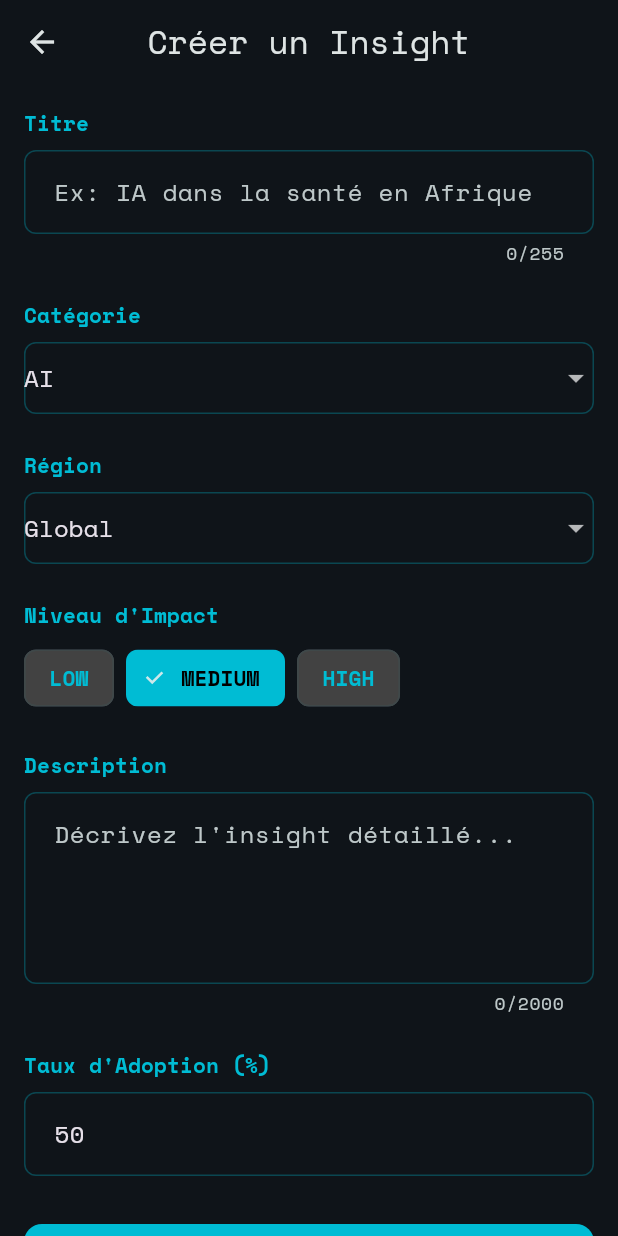
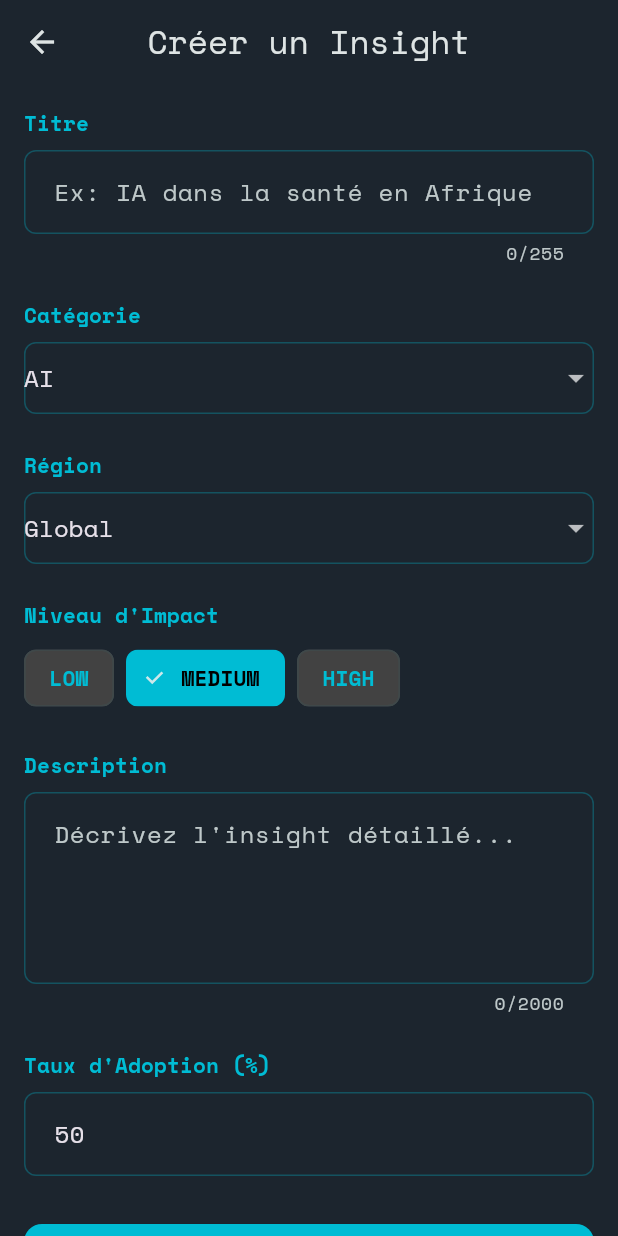
Before and after one commit to samiraaoudou91-droid/DataPulse, a Flutter app: the CreateInsightScreen screen opened directly, on a phone screen of 412 x 824 dp. Run offline on Flutter 3.47's test engine with Material 3 defaults, Android fonts, the light colour scheme and no system bars; our stand-ins replace fl_chart, google_fonts, shimmer, timeago; network calls fail.

Commit message:
DataPulse v1.0 - Initial commit

```diff
--- a/frontend/lib/main.dart
+++ b/frontend/lib/main.dart
@@ -42,7 +42,7 @@ class DataPulseApp extends StatelessWidget {
       textTheme: GoogleFonts.spaceMonoTextTheme(
         ThemeData(brightness: Brightness.dark).textTheme,
       ),
-      scaffoldBackgroundColor: const Color(0xFF0F1419),
+      scaffoldBackgroundColor: const Color.fromARGB(255, 28, 37, 46),
     );
   }
 }
--- a/frontend/lib/services/api_service.dart
+++ b/frontend/lib/services/api_service.dart
@@ -2,9 +2,9 @@ import 'package:http/http.dart' as http;
 import 'dart:convert';
 
 class ApiService {
-static const String baseUrl= 'https://datapulse-backend-kecz.onrender.com/api';
+static const String baseUrl= 'https://datapulse-backend-kecz.onrender.com';
   // Pour production: utiliser l'URL du serveur déployé
-  static const String productionUrl = 'https://datapulse-backend-kecz.onrender.com/api';
+  static const String productionUrl = 'https://datapulse-backend-kecz.onrender.com';
 
   static String get apiBaseUrl {
     // À changer en productionUrl lors du déploiement
```
Also changed, not shown: 1 other file.
